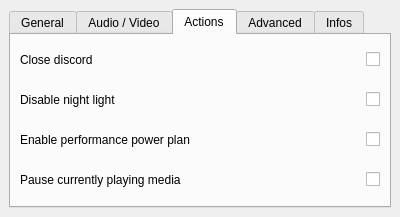
Above: src/Configurator/configurator.ui from Odizinne/BigPictureTV before the change. Below: the same form after it.
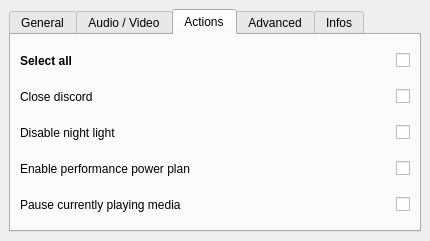
That is the form after the change. The open tabs and pages were chosen to show the change.

Commit message: cleanup, added select all for actions

```diff
--- a/src/Configurator/configurator.ui
+++ b/src/Configurator/configurator.ui
@@ -6,8 +6,8 @@
    <rect>
     <x>0</x>
     <y>0</y>
-    <width>400</width>
-    <height>217</height>
+    <width>430</width>
+    <height>241</height>
    </rect>
   </property>
   <property name="sizePolicy">
@@ -18,7 +18,7 @@
   </property>
   <property name="minimumSize">
    <size>
-    <width>400</width>
+    <width>430</width>
     <height>0</height>
    </size>
   </property>
@@ -294,6 +294,11 @@
        </layout>
       </widget>
       <widget class="QWidget" name="actionsTab">
+       <property name="font">
+        <font>
+         <bold>false</bold>
+        </font>
+       </property>
        <attribute name="title">
         <string>Actions</string>
        </attribute>
@@ -301,12 +306,78 @@
         <property name="spacing">
          <number>12</number>
         </property>
-        <item row="2" column="0">
+        <item row="4" column="1">
+         <widget class="QCheckBox" name="pauseMediaAction">
+          <property name="minimumSize">
+           <size>
+            <width>0</width>
+            <height>0</height>
+           </size>
+          </property>
+          <property name="layoutDirection">
+           <enum>Qt::LayoutDirection::RightToLeft</enum>
+          </property>
+          <property name="text">
+           <string/>
+          </property>
+         </widget>
+        </item>
+        <item row="0" column="1">
+         <widget class="QCheckBox" name="toggleActionCheckBox">
+          <property name="minimumSize">
+           <size>
+            <width>0</width>
+            <height>0</height>
+           </size>
+          </property>
+          <property name="layoutDirection">
+           <enum>Qt::LayoutDirection::RightToLeft</enum>
+          </property>
+          <property name="text">
+           <string/>
+          </property>
+         </widget>
+        </item>
+        <item row="0" column="0">
+         <widget class="QLabel" name="label_7">
+          <property name="minimumSize">
+           <size>
+            <width>0</width>
+            <height>0</height>
+           </size>
+          </property>
+          <property name="font">
+           <font>
+            <bold>true</bold>
+           </font>
+          </property>
+          <property name="text">
+           <string>Select all</string>
+          </property>
+         </widget>
+        </item>
+        <item row="1" column="0">
+         <widget class="QLabel" name="CloseDiscordLabel">
+          <property name="minimumSize">
+           <size>
+            <width>0</width>
+            <height>0</height>
+           </size>
+          </property>
+          <property name="toolTip">
+           <string>Will reopen discord in desktop mode</string>
+          </property>
+          <property name="text">
+           <string>Close discord</string>
+          </property>
+         </widget>
+        </item>
+        <item row="3" column="0">
          <widget class="QLabel" name="gamemodePowerPlanLabel">
           <property name="minimumSize">
            <size>
             <width>0</width>
-            <height>25</height>
+            <height>0</height>
            </size>
           </property>
           <property name="toolTip">
@@ -317,12 +388,12 @@
           </property>
          </widget>
         </item>
-        <item row="2" column="1">
+        <item row="3" column="1">
          <widget class="QCheckBox" name="enablePerformancePowerPlan">
           <property name="minimumSize">
            <size>
             <width>0</width>
-            <height>25</height>
+            <height>0</height>
            </size>
           </property>
           <property name="layoutDirection">
@@ -333,12 +404,41 @@
           </property>
          </widget>
         </item>
-        <item row="1" column="0">
+        <item row="4" column="0">
+         <widget class="QLabel" name="label_4">
+          <property name="minimumSize">
+           <size>
+            <width>0</width>
+            <height>0</height>
+           </size>
+          </property>
+          <property name="text">
+           <string>Pause currently playing media</string>
+          </property>
+         </widget>
+        </item>
+        <item row="1" column="1">
+         <widget class="QCheckBox" name="closeDiscordCheckBox">
+          <property name="minimumSize">
+           <size>
+            <width>0</width>
+            <height>0</height>
+           </size>
+          </property>
+          <property name="layoutDirection">
+           <enum>Qt::LayoutDirection::RightToLeft</enum>
+          </property>
+          <property name="text">
+           <string/>
+          </property>
+         </widget>
+        </item>
+        <item row="2" column="0">
          <widget class="QLabel" name="disableNightLightLabel">
           <property name="minimumSize">
            <size>
             <width>0</width>
-            <height>25</height>
+            <height>0</height>
            </size>
           </property>
           <property name="toolTip">
@@ -349,73 +449,12 @@
           </property>
          </widget>
         </item>
-        <item row="0" column="0">
-         <widget class="QLabel" name="CloseDiscordLabel">
-          <property name="minimumSize">
-           <size>
-            <width>0</width>
-            <height>25</height>
-           </size>
-          </property>
-          <property name="toolTip">
-           <string>Will reopen discord in desktop mode</string>
-          </property>
-          <property name="text">
-           <string>Close discord</string>
-          </property>
-         </widget>
-        </item>
-        <item row="0" column="1">
-         <widget class="QCheckBox" name="closeDiscordCheckBox">
-          <property name="minimumSize">
-           <size>
-            <width>0</width>
-            <height>25</height>
-           </size>
-          </property>
-          <property name="layoutDirection">
-           <enum>Qt::LayoutDirection::RightToLeft</enum>
-          </property>
-          <property name="text">
-           <string/>
-          </property>
-         </widget>
-        </item>
-        <item row="1" column="1">
+        <item row="2" column="1">
          <widget class="QCheckBox" name="disableNightLightCheckBox">
           <property name="minimumSize">
            <size>
             <width>0</width>
-            <height>25</height>
-           </size>
-          </property>
-          <property name="layoutDirection">
-           <enum>Qt::LayoutDirection::RightToLeft</enum>
-          </property>
-          <property name="text">
-           <string/>
-          </property>
-         </widget>
-        </item>
-        <item row="3" column="0">
-         <widget class="QLabel" name="label_4">
-          <property name="minimumSize">
-           <size>
-            <width>0</width>
-            <height>25</height>
-           </size>
-          </property>
-          <property name="text">
-           <string>Pause currently playing media</string>
-          </property>
-         </widget>
-        </item>
-        <item row="3" column="1">
-         <widget class="QCheckBox" name="pauseMediaAction">
-          <property name="minimumSize">
-           <size>
-            <width>0</width>
-            <height>25</height>
+            <height>0</height>
            </size>
           </property>
           <property name="layoutDirection">
```
Left out of the diff: 210 changed lines with no effect on the pictures. The commit also changes 3 other files.
